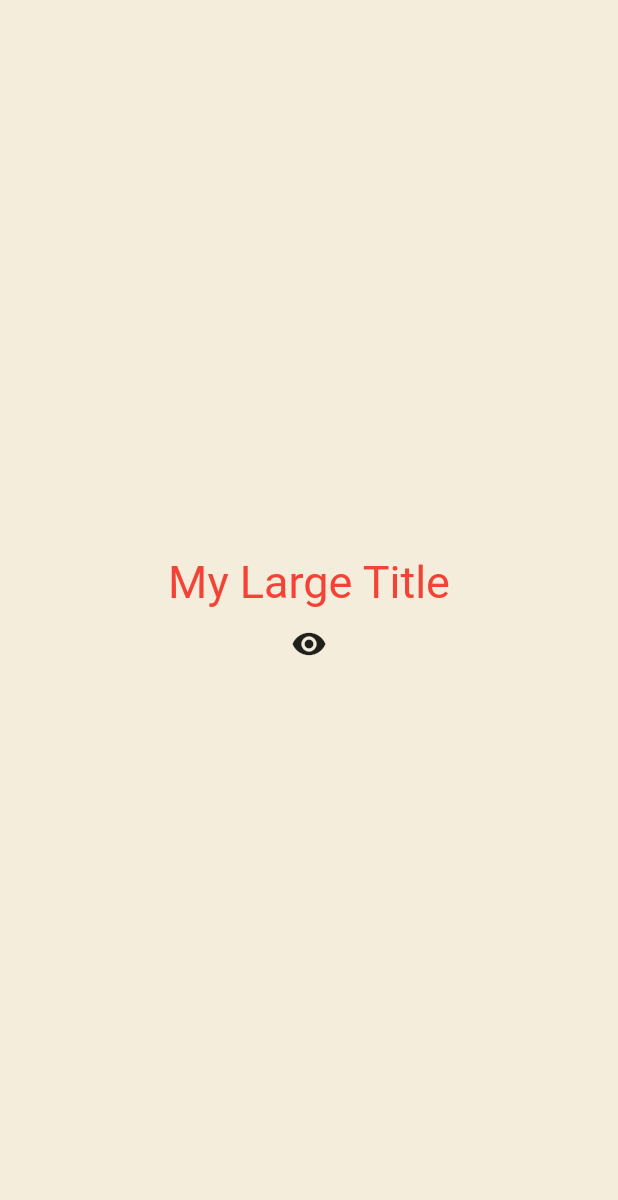
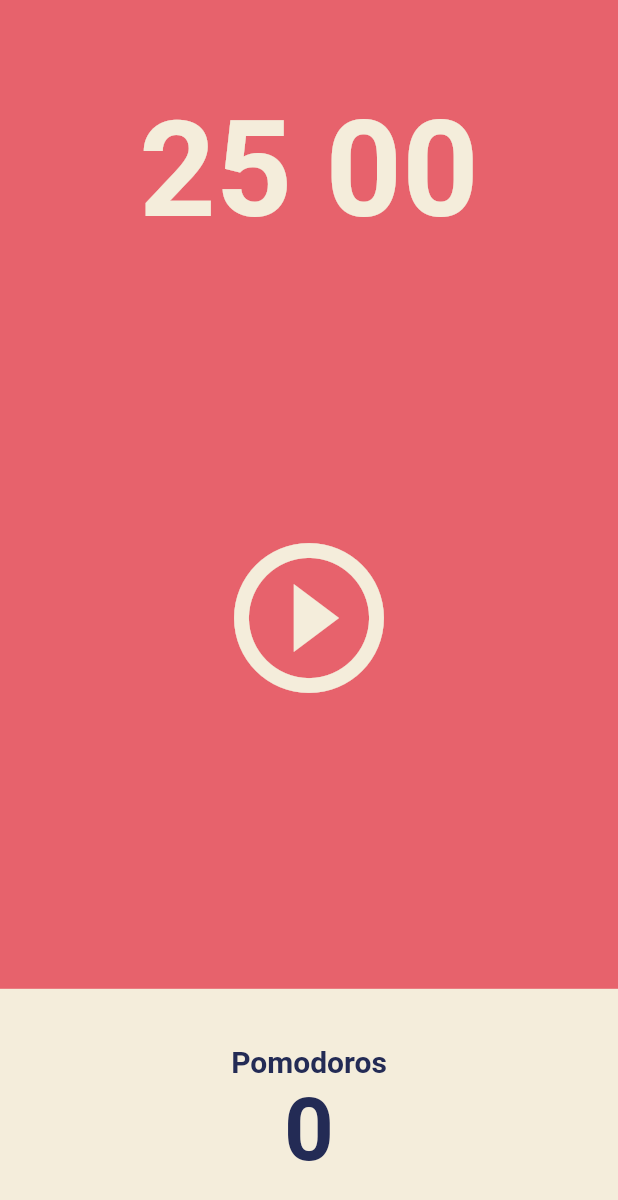
Before and after one commit to ParkJong-Hun/Toonflix, a Flutter app: the screen it shows after launch, on a phone screen of 412 x 824 dp. Shown: the top 1200 px of the screen. Run offline on Flutter 3.47's test engine with Material 2 defaults, Android fonts, the light colour scheme and no system bars.

Commit message:
feat: user interface

```diff
--- a/lib/main.dart
+++ b/lib/main.dart
@@ -1,85 +1,24 @@
 import 'package:flutter/material.dart';
+import 'package:toonflix/screens/home_screen.dart';
 
 void main() {
   runApp(App());
 }
 
-class App extends StatefulWidget {
-  @override
-  State<App> createState() => _AppState();
-}
-
-class _AppState extends State<App> {
-  bool showTitle = true;
-
-  void toggleTitle() {
-    setState(() {
-      showTitle = !showTitle;
-    });
-  }
-
+class App extends StatelessWidget {
   @override
   Widget build(BuildContext context) {
     return MaterialApp(
       theme: ThemeData(
-        textTheme: TextTheme(
+        backgroundColor: const Color(0xFFE7626C),
+        textTheme: const TextTheme(
           headline1: TextStyle(
-            color: Colors.red,
+            color: Color(0xFF232B55),
           ),
         ),
+        cardColor: const Color(0xFFF4EDDB),
       ),
-      home: Scaffold(
-        backgroundColor: const Color(0xFFF4EDDB),
-        body: Center(
-          child: Column(
-            mainAxisAlignment: MainAxisAlignment.center,
-            children: [
-              showTitle ? MyLargeTitle() : Text('nothing'),
-              IconButton(
-                onPressed: toggleTitle,
-                icon: Icon(Icons.remove_red_eye),
-              ),
-            ],
-          ),
-        ),
-      ),
+      home: HomeScreen(),
     );
   }
 }
-
-class MyLargeTitle extends StatefulWidget {
-  const MyLargeTitle({
-    Key? key,
-  }) : super(key: key);
-
-  @override
-  State<StatefulWidget> createState() => _MyLargeTitleState();
-}
-
-class _MyLargeTitleState extends State<MyLargeTitle> {
-  int count = 0;
-
-  @override
-  void initState() {
-    super.initState();
-    print('initState!');
-  }
-
-  @override
-  void dispose() {
-    super.dispose();
-    print('dispose!');
-  }
-
-  @override
-  Widget build(BuildContext context) {
-    print('build!');
-    return Text(
-      'My Large Title',
-      style: TextStyle(
-        fontSize: 30,
-        color: Theme.of(context).textTheme.headline1?.color,
-      ),
-    );
-  }
-}
--- /dev/null
+++ b/lib/screens/home_screen.dart
@@ -0,0 +1,79 @@
+import 'package:flutter/material.dart';
+
+class HomeScreen extends StatefulWidget {
+  @override
+  State<HomeScreen> createState() => _HomeScreenState();
+}
+
+class _HomeScreenState extends State<HomeScreen> {
+  @override
+  Widget build(BuildContext context) {
+    return Scaffold(
+      backgroundColor: Theme.of(context).backgroundColor,
+      body: Column(
+        children: [
+          Flexible(
+            flex: 1,
+            child: Container(
+              alignment: Alignment.bottomCenter,
+              child: Text(
+                '25 00',
+                style: TextStyle(
+                  color: Theme.of(context).cardColor,
+                  fontSize: 89,
+                  fontWeight: FontWeight.w600,
+                ),
+              ),
+            ),
+          ),
+          Flexible(
+            flex: 3,
+            child: Center(
+              child: IconButton(
+                iconSize: 120,
+                color: Theme.of(context).cardColor,
+                onPressed: () {},
+                icon: const Icon(Icons.play_circle_outline),
+              ),
+            ),
+          ),
+          Flexible(
+            flex: 1,
+            child: Row(
+              children: [
+                Expanded(
+                  child: Container(
+                    decoration: BoxDecoration(
+                      color: Theme.of(context).cardColor,
+                    ),
+                    child: Column(
+                      mainAxisAlignment: MainAxisAlignment.center,
+                      children: [
+                        Text(
+                          'Pomodoros',
+                          style: TextStyle(
+                            fontSize: 20,
+                            color: Theme.of(context).textTheme.headline1!.color,
+                            fontWeight: FontWeight.w600,
+                          ),
+                        ),
+                        Text(
+                          '0',
+                          style: TextStyle(
+                            fontSize: 58,
+                            color: Theme.of(context).textTheme.headline1!.color,
+                            fontWeight: FontWeight.w600,
+                          ),
+                        ),
+                      ],
+                    ),
+                  ),
+                ),
+              ],
+            ),
+          ),
+        ],
+      ),
+    );
+  }
+}
```
